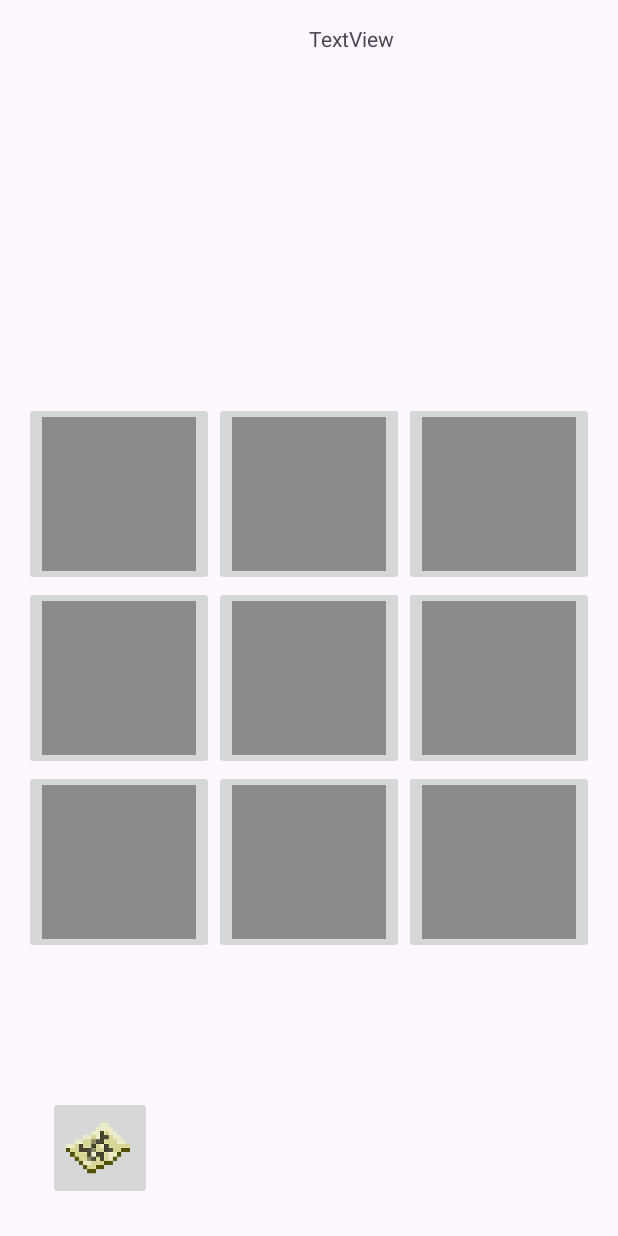
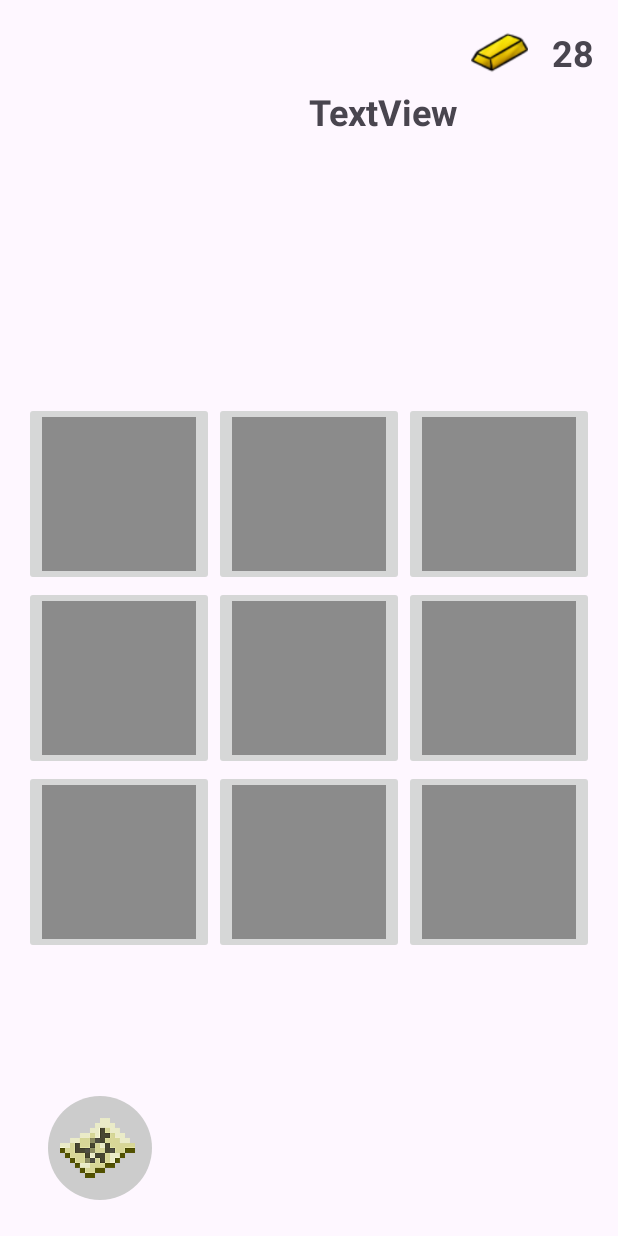
Before and after one commit to klon03/MineblockGO, an Android app: the layout activity_eq.xml on its own in the app's theme, with its tools: preview values and no code run, on a phone screen of 412 x 824 dp. Run offline under Robolectric (Android 15) with nearby library versions, the phone set to English and light mode, and no system bars.

Commit message:
final final touches

```diff
--- a/app/src/main/java/com/example/mineblockgo/MapActivity.kt
+++ b/app/src/main/java/com/example/mineblockgo/MapActivity.kt
@@ -15,7 +15,7 @@ import android.os.Bundle
 import android.util.Log
 import android.widget.FrameLayout
 import android.widget.ImageButton
-import android.content.Intent
+
 
 import androidx.appcompat.app.AppCompatActivity
 import com.example.mineblockgo.databinding.ActivityMapBinding
--- a/app/src/main/java/com/example/mineblockgo/equipment/EQActivity.kt
+++ b/app/src/main/java/com/example/mineblockgo/equipment/EQActivity.kt
@@ -5,22 +5,20 @@ import android.os.Bundle
 import com.example.mineblockgo.objects.Weapon
 import android.widget.ImageButton
 import android.widget.Button
+import android.widget.TextView
 
 
 class EQActivity : AppCompatActivity() {
-
+    private val databaseHelper = DatabaseManager.getDatabaseInstance()
     override fun onCreate(savedInstanceState: Bundle?) {
         super.onCreate(savedInstanceState)
         setContentView(R.layout.activity_eq)
+        val gold = databaseHelper.getUser("gold")
+        val goldTxt : TextView = findViewById(R.id.goldTxt)
+        goldTxt.text = "$gold"
 
-        //tymczasowe dodawanie !!!!!!!!!!
-        /*
-        val xd = Weapon(0,"dupa dupa cyce cyce", R.drawable.diamond_sword, 10,10,10)
-        val dx = Weapon(3,"drugi mieczol", R.drawable.diamond_sword, 10,10,10)
-        DatabaseManager.getDatabaseInstance().insertItem(xd)
-        DatabaseManager.getDatabaseInstance().insertItem(dx)*/
 
-        //to musi być w main wpisane
+
         val imageButton0 = findViewById<ImageButton>(R.id.imageButton0)
         val imageButton1 = findViewById<ImageButton>(R.id.imageButton1)
         val imageButton2 = findViewById<ImageButton>(R.id.imageButton2)
--- /dev/null
+++ b/app/src/main/res/drawable/circle2.xml
@@ -0,0 +1,6 @@
+<?xml version="1.0" encoding="utf-8"?>
+<shape xmlns:android="http://schemas.android.com/apk/res/android"
+    android:shape="oval">
+    <solid android:color="#CCCCCC" />
+<!--    <corners android:radius="25dp" />-->
+</shape>
--- a/app/src/main/res/layout/activity_eq.xml
+++ b/app/src/main/res/layout/activity_eq.xml
@@ -28,12 +28,44 @@
             android:layout_weight="1"
             android:orientation="vertical">
 
+            <androidx.constraintlayout.widget.ConstraintLayout
+                android:layout_width="match_parent"
+                android:layout_height="wrap_content"
+                android:layout_weight="1">
+
+                <ImageView
+                    android:id="@+id/imageView2"
+                    android:layout_width="38dp"
+                    android:layout_height="38dp"
+                    android:layout_marginEnd="16dp"
+                    android:layout_weight="1"
+                    android:scaleType="fitCenter"
+                    app:layout_constraintEnd_toStartOf="@+id/goldTxt"
+                    app:layout_constraintTop_toTopOf="parent"
+                    app:srcCompat="@drawable/gold_ingot" />
+
+                <TextView
+                    android:id="@+id/goldTxt"
+                    android:layout_width="wrap_content"
+                    android:layout_height="wrap_content"
+                    android:layout_weight="1"
+                    android:text="28"
+                    android:textAlignment="viewEnd"
+                    android:textSize="24sp"
+                    android:textStyle="bold"
+                    app:layout_constraintBottom_toBottomOf="@+id/imageView2"
+                    app:layout_constraintEnd_toEndOf="parent"
+                    app:layout_constraintTop_toTopOf="@+id/imageView2" />
+            </androidx.constraintlayout.widget.ConstraintLayout>
+
             <TextView
                 android:id="@+id/textView"
                 android:layout_width="match_parent"
-                android:layout_height="wrap_content"
+                android:layout_height="205dp"
                 android:layout_weight="1"
-                android:text="TextView" />
+                android:text="TextView"
+                android:textSize="24sp"
+                android:textStyle="bold" />
 
             <!--<Button
                 android:id="@+id/useButton"
@@ -176,7 +208,9 @@
                 app:layout_constraintStart_toStartOf="parent"
                 app:layout_constraintTop_toTopOf="parent"
                 app:layout_constraintVertical_bias="1.0"
-                android:contentDescription="back"/>
+                android:contentDescription="back"
+                android:background="@drawable/circle2"
+                android:padding="8dp"/>
         </androidx.constraintlayout.widget.ConstraintLayout>
 
     </LinearLayout>
```
